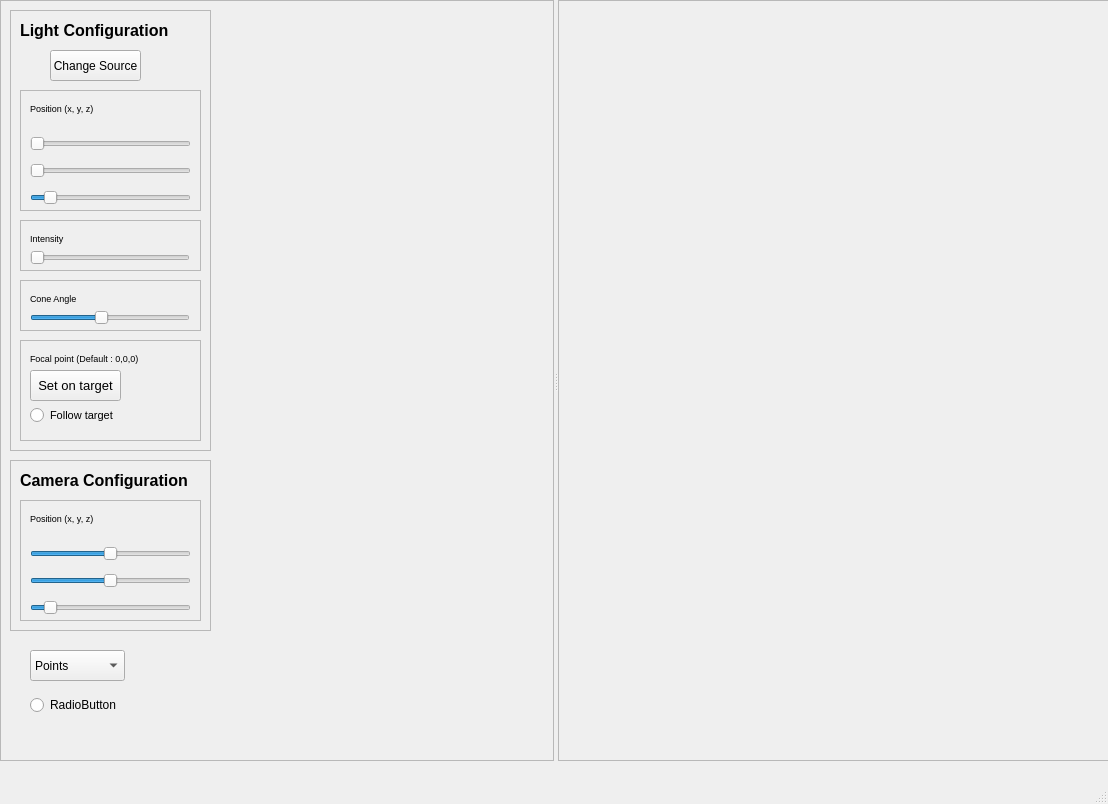
Aympab/raytracing-vtk-pyqt, file Mini_app_Qt_VTK.ui: the form before one commit.
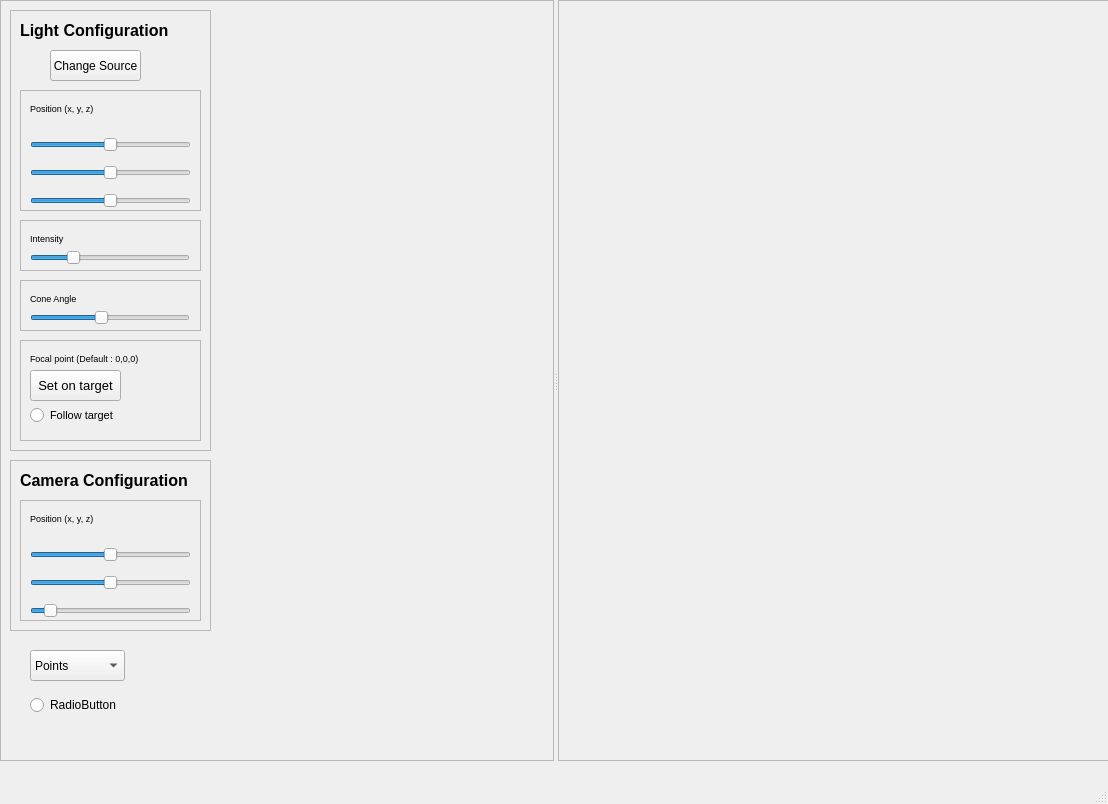
The form after the commit.

Commit message: Change to spherical repr sliders + change object coordinates

```diff
--- a/Mini_app_Qt_VTK.ui
+++ b/Mini_app_Qt_VTK.ui
@@ -163,14 +163,14 @@
           <x>10</x>
           <y>40</y>
           <width>161</width>
-          <height>81</height>
+          <height>86</height>
          </rect>
         </property>
         <layout class="QVBoxLayout" name="verticalLayout">
          <item>
           <widget class="QSlider" name="lightPos_x">
            <property name="maximum">
-            <number>999</number>
+            <number>1000</number>
            </property>
            <property name="singleStep">
             <number>5</number>
@@ -178,6 +178,9 @@
            <property name="pageStep">
             <number>100</number>
            </property>
+           <property name="value">
+            <number>500</number>
+           </property>
            <property name="orientation">
             <enum>Qt::Horizontal</enum>
            </property>
@@ -185,14 +188,17 @@
          </item>
          <item>
           <widget class="QSlider" name="lightPos_y">
+           <property name="minimum">
+            <number>-90</number>
+           </property>
            <property name="maximum">
-            <number>999</number>
+            <number>90</number>
            </property>
            <property name="singleStep">
             <number>5</number>
            </property>
            <property name="pageStep">
-            <number>100</number>
+            <number>0</number>
            </property>
            <property name="orientation">
             <enum>Qt::Horizontal</enum>
@@ -202,10 +208,10 @@
          <item>
           <widget class="QSlider" name="lightPos_z">
            <property name="minimum">
-            <number>-100</number>
+            <number>-180</number>
            </property>
            <property name="maximum">
-            <number>999</number>
+            <number>180</number>
            </property>
            <property name="singleStep">
             <number>5</number>
@@ -269,6 +275,9 @@
         <property name="singleStep">
          <number>1</number>
         </property>
+        <property name="value">
+         <number>50</number>
+        </property>
         <property name="orientation">
          <enum>Qt::Horizontal</enum>
         </property>
@@ -499,7 +508,7 @@
           <x>10</x>
           <y>40</y>
           <width>161</width>
-          <height>81</height>
+          <height>86</height>
          </rect>
         </property>
         <layout class="QVBoxLayout" name="verticalLayout_2">
```
Left out of the diff: 8 changed lines with no effect on the pictures. The commit also changes 2 other files.
